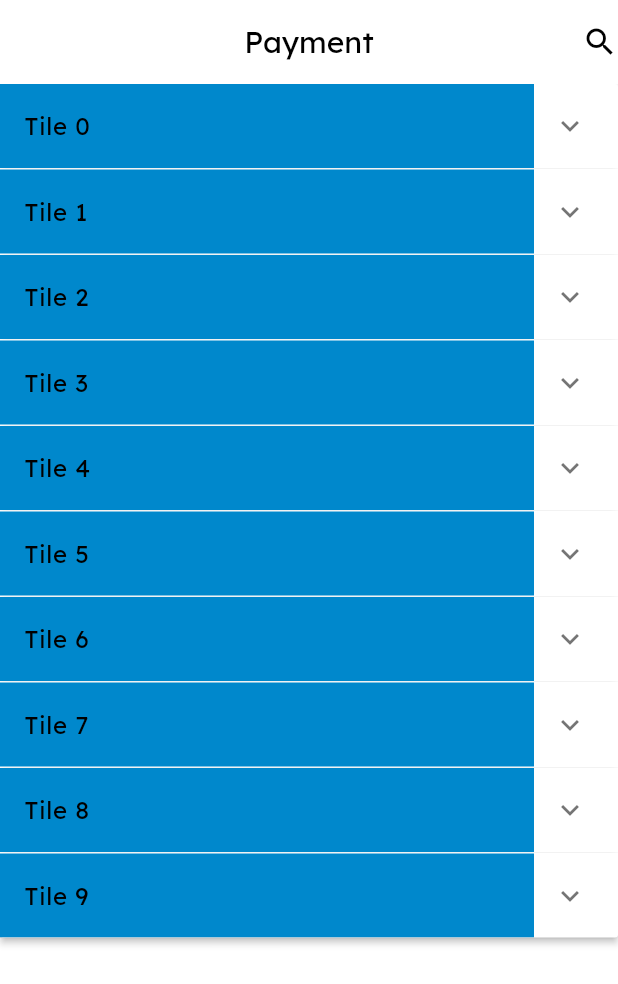
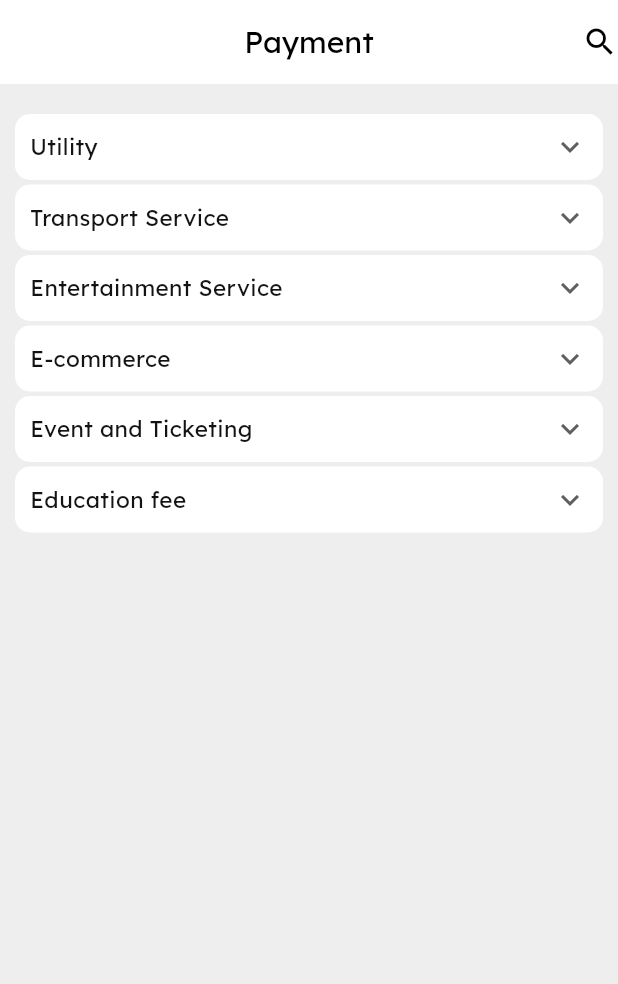
Before and after one commit to atikoo67/Telebirr, a Flutter app: the PaymentPage screen opened directly, on a phone screen of 412 x 824 dp. Shown: the top 984 px of the screen. Run offline on Flutter 3.47's test engine with Material 3 defaults, Android fonts, the phone set to English and light mode, and no system bars; drawn by our look-alikes of accordion; our stand-ins replace flutter_carousel_widget, persistent_bottom_nav_bar.

Commit message:
add an accordion expandable list for payment catagories

```diff
--- a/lib/presentation/screens/payment_page.dart
+++ b/lib/presentation/screens/payment_page.dart
@@ -1,3 +1,4 @@
+import 'package:accordion/accordion.dart';
 import 'package:flutter/material.dart';
 import 'package:telebirr/core/theme/theme.dart';
 import 'package:telebirr/presentation/widgets/squarecard.dart';
@@ -10,9 +11,19 @@ class PaymentPage extends StatefulWidget {
 }
 
 class _PaymentPageState extends State<PaymentPage> {
+  int? expandedIndex;
+  final categories = [
+    "Utility",
+    "Transport Service",
+    "Entertainment Service",
+    "E-commerce",
+    "Event and Ticketing",
+    "Education fee",
+  ];
   @override
   Widget build(BuildContext context) {
     return Scaffold(
+      backgroundColor: theme.colorScheme.shadow,
       appBar: AppBar(
         title: Text('Payment'),
         centerTitle: true,
@@ -25,34 +36,60 @@ class _PaymentPageState extends State<PaymentPage> {
             child: CustomScrollView(
               slivers: [
                 SliverToBoxAdapter(
-                  child: ExpansionPanelList.radio(
-                    materialGapSize: 20,
-                    dividerColor: Colors.transparent,
-                    children: List.generate(10, (index) {
-                      return ExpansionPanelRadio(
-                        value: index,
-                        headerBuilder: (context, isExpanded) => ListTile(
-                          title: Text('Tile $index'),
-                          tileColor: theme.colorScheme.outline,
+                  child: Accordion(
+                    headerBackgroundColorOpened: theme.colorScheme.outline,
+                    headerBackgroundColor: theme.colorScheme.secondary,
+
+                    contentBorderColor: Colors.transparent,
+                    openAndCloseAnimation: false,
+                    children: [
+                      for (int i = 0; i < categories.length; i++)
+                        AccordionSection(
+                          rightIcon: Icon(
+                            Icons.keyboard_arrow_down,
+                            color: expandedIndex == i
+                                ? theme.colorScheme.secondary
+                                : theme.colorScheme.tertiary,
+                          ),
+                          headerPadding: EdgeInsets.all(10),
+                          isOpen: expandedIndex == i,
+                          header: Text(
+                            categories[i],
+                            style: theme.textTheme.labelMedium,
+                          ),
+                          content: Padding(
+                            padding: const EdgeInsets.all(8.0),
+                            child: GridView.builder(
+                              shrinkWrap: true,
+                              physics: NeverScrollableScrollPhysics(),
+                              gridDelegate:
+                                  SliverGridDelegateWithFixedCrossAxisCount(
+                                    crossAxisCount: 4,
+                                  ),
+                              itemCount: 9,
+                              itemBuilder: (context, index) {
+                                return SquareCard(
+                                  title: 'Service ${index + 1}',
+                                  image: Icon(
+                                    Icons.payment,
+                                    color: theme.colorScheme.primary,
+                                  ),
+                                );
+                              },
+                            ),
+                          ),
+                          onOpenSection: () {
+                            setState(() {
+                              expandedIndex = i;
+                            });
+                          },
+                          onCloseSection: () {
+                            setState(() {
+                              expandedIndex = null;
+                            });
+                          },
                         ),
-                        body: Wrap(
-                          spacing: 8,
-                          runSpacing: 8,
-                          children: List.generate(4, (gridIndex) {
-                            return SizedBox(
-                              width: 100,
-                              child: SquareCard(
-                                image: Icon(
-                                  Icons.monetization_on_outlined,
-                                  color: theme.primaryColor,
-                                ),
-                                title: "Telebirr service",
-                              ),
-                            );
-                          }),
-                        ),
-                      );
-                    }),
+                    ],
                   ),
                 ),
               ],
--- a/pubspec.yaml
+++ b/pubspec.yaml
@@ -39,6 +39,7 @@ dependencies:
   flutter_carousel_widget: ^3.1.0
   flutter_riverpod: ^3.1.0
   expansion_tile_group: ^2.3.0
+  accordion: ^2.6.0
 
 dev_dependencies:
   flutter_test:
```
Also changed, not shown: pubspec.lock.
